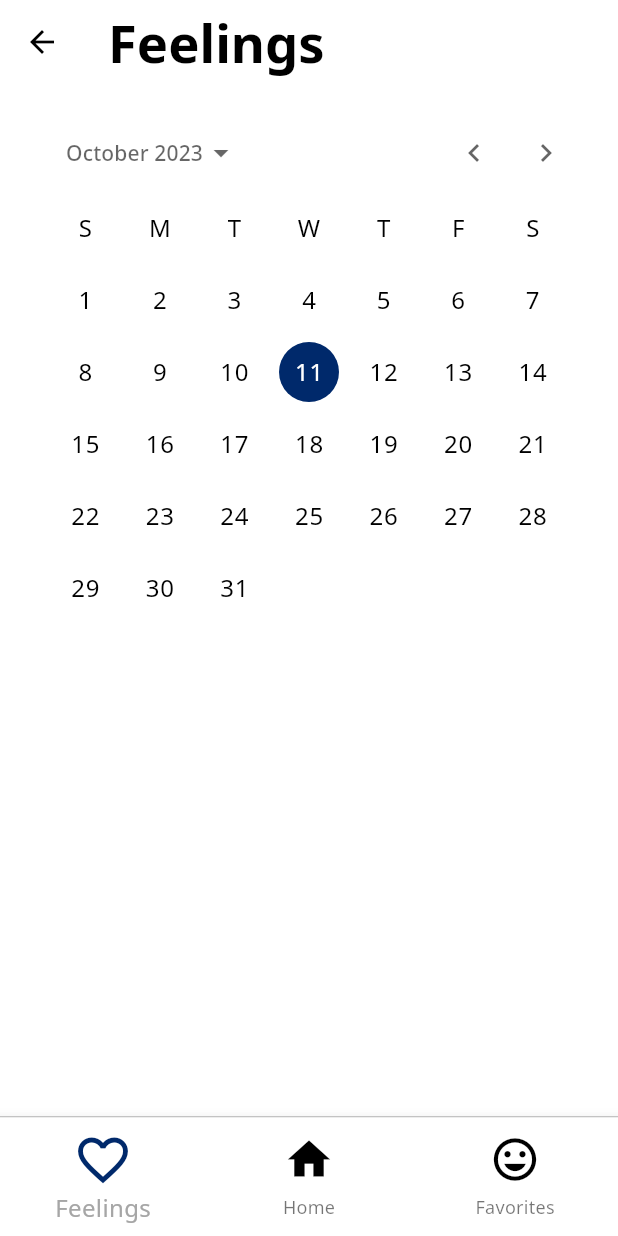
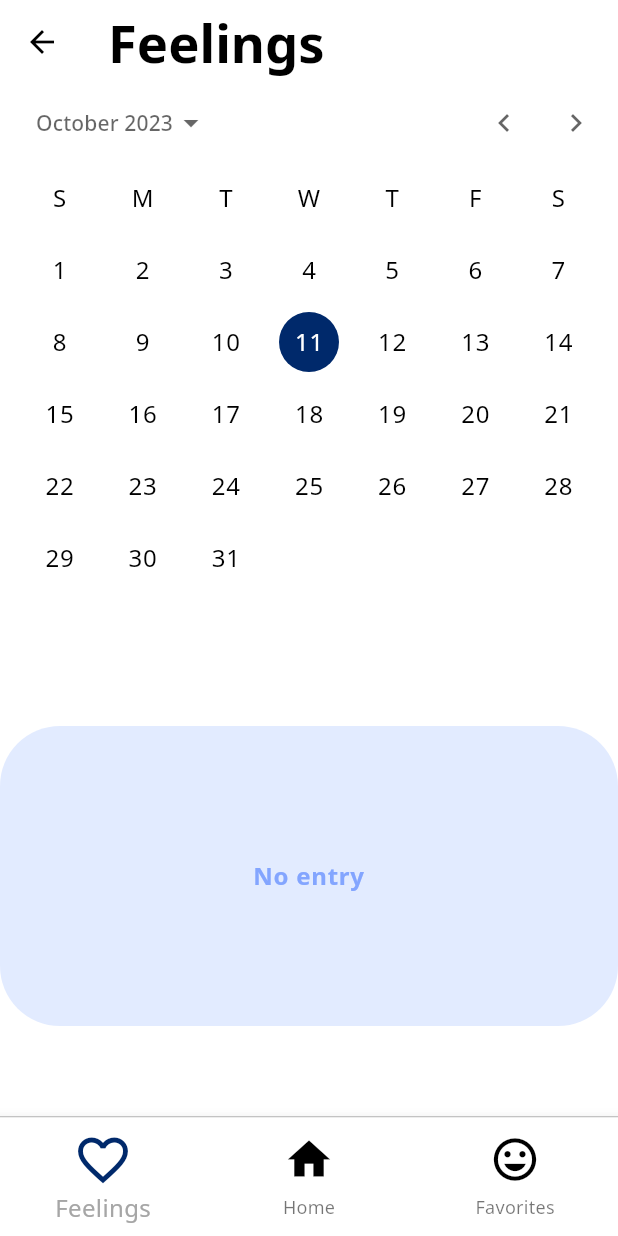
Before and after one commit to jjlamach/amori, a Flutter app: the FeelingsPage screen opened by its route, on a phone screen of 412 x 824 dp. Run offline on Flutter 3.47's test engine with Material 2 defaults, Android fonts, the phone set to English and light mode, and no system bars; our stand-ins replace auto_route, bloc, cloud_firestore, firebase_auth, firebase_core, flex_color_scheme and 6 more; accounts and stored records are empty.

Commit message:
Feelings view

```diff
--- a/lib/app/screens/feelings/feelings_page.dart
+++ b/lib/app/screens/feelings/feelings_page.dart
@@ -1,5 +1,10 @@
+import 'package:amori/app/screens/feelings/state/feelings_cubit.dart';
+import 'package:amori/app/screens/feelings/widgets/calendar_feeling_view.dart';
+import 'package:amori/app/screens/signin/state/auth_bloc.dart';
+import 'package:amori/domain/models/feeling/feeling.dart';
 import 'package:auto_route/auto_route.dart';
 import 'package:flutter/material.dart';
+import 'package:flutter_bloc/flutter_bloc.dart';
 
 @RoutePage()
 class FeelingsPage extends StatelessWidget {
@@ -7,10 +12,22 @@ class FeelingsPage extends StatelessWidget {
 
   @override
   Widget build(BuildContext context) {
+    final cubit = context.read<FeelingsCubit>();
+    final uid = context.read<AuthBloc>().currentUser?.uid ?? '';
+
+    /// This will fetch the feeling data for the initial date once the widget is built.
+    WidgetsBinding.instance.addPostFrameCallback((_) {
+      final DateTime initialDate = DateTime.now();
+      final String formattedDate =
+          '${initialDate.year}-${initialDate.month.toString().padLeft(2, '0')}-${initialDate.day.toString().padLeft(2, '0')}';
+      cubit.watchFeeling(uid, formattedDate);
+    });
     return Scaffold(
-      appBar: AppBar(
+      body: CustomScrollView(
+        slivers: [
+          const SliverAppBar(
             centerTitle: false,
-        title: const Text(
+            title: Text(
               'Feelings',
               style: TextStyle(
                 fontSize: 35,
@@ -19,14 +36,60 @@ class FeelingsPage extends StatelessWidget {
               ),
             ),
           ),
-      body: Padding(
-        padding: const EdgeInsets.all(20.0),
-        child: CalendarDatePicker(
+          SliverToBoxAdapter(
+            child: BlocBuilder<FeelingsCubit, Feeling>(
+              builder: (context, state) {
+                DateTime now = DateTime.now();
+                DateTime firstDate = DateTime(now.year, 1, 1);
+                DateTime lastDate = DateTime(now.year, 12, 31);
+                return Column(
+                  children: [
+                    CalendarDatePicker(
                       initialDate: DateTime.now(),
-          firstDate: DateTime.utc(2023, 1, 1),
-          lastDate: DateTime.utc(2023, 12, 31),
-          onDateChanged: (value) {},
+                      firstDate: firstDate,
+                      lastDate: lastDate,
+                      onDateChanged: (value) => {
+                        cubit.watchFeeling(
+                          uid,
+                          '${value.year}-${value.month.toString().padLeft(2, '0')}-${value.day.toString().padLeft(2, '0')}',
                         ),
+                      },
+                    ),
+                    const SizedBox(
+                      height: 40.0,
+                    ),
+                    state.feeling.isEmpty
+                        ? Container(
+                            height: 200,
+                            width: double.infinity,
+                            decoration: BoxDecoration(
+                              color: const Color.fromRGBO(226, 235, 255, 1),
+                              borderRadius: BorderRadius.circular(40.0),
+                            ),
+                            child: Center(
+                              child: Text('No entry',
+                                  textAlign: TextAlign.center,
+                                  style: Theme.of(context)
+                                      .textTheme
+                                      .bodyLarge
+                                      ?.copyWith(
+                                        fontWeight: FontWeight.w700,
+                                        color: const Color.fromRGBO(
+                                          131,
+                                          165,
+                                          255,
+                                          1,
+                                        ),
+                                      )),
+                            ),
+                          )
+                        : CalendarFeelingView(feeling: state),
+                  ],
+                );
+              },
+            ),
+          ),
+        ],
       ),
     );
   }
--- a/lib/main.dart
+++ b/lib/main.dart
@@ -1,6 +1,7 @@
 import 'package:amori/app/auto_route.dart';
 import 'package:amori/app/screens/editemotion/state/emotion_cubit.dart';
 import 'package:amori/app/screens/emotionselection/state/tags_cubit.dart';
+import 'package:amori/app/screens/feelings/state/feelings_cubit.dart';
 import 'package:amori/app/screens/signin/state/auth_bloc.dart';
 import 'package:amori/app/screens/signin/state/register_form_cubit.dart';
 import 'package:amori/app/screens/signin/state/sign_in_form_cubit.dart';
@@ -77,6 +78,7 @@ void setUpCubits() {
   );
   getIt.registerFactory(() => TagCubit());
   getIt.registerFactory(() => EmotionCubit());
+  getIt.registerFactory(() => FeelingsCubit());
 }
 
 class AmoriApp extends StatelessWidget {
@@ -96,6 +98,9 @@ class AmoriApp extends StatelessWidget {
         BlocProvider<AuthBloc>(create: (_) => getIt<AuthBloc>()),
         BlocProvider<TagCubit>(create: (_) => getIt<TagCubit>()),
         BlocProvider<EmotionCubit>(create: (_) => getIt<EmotionCubit>()),
+        BlocProvider<FeelingsCubit>(
+          create: (context) => getIt<FeelingsCubit>(),
+        ),
       ],
       child: MaterialApp.router(
         routerConfig: _router.config(),
--- a/pubspec.yaml
+++ b/pubspec.yaml
@@ -81,6 +81,7 @@ flutter:
     - lib/assets/icon _microphone_.svg
     - lib/assets/normal.svg
     - lib/assets/husky.svg
+    - lib/assets/trash_icon.png
 
 
   # An image asset can refer to one or more resolution-specific "variants", see
```
Also changed, not shown: lib/app/screens/editemotion/state/emotion_cubit.dart (+20 -0 lines), lib/app/screens/emotionselection/emotion_form_page.dart (+6 -4 lines), lib/app/screens/feelings/state/feelings_cubit.dart (added, +37 -0 lines), lib/app/screens/feelings/widgets/calendar_feeling_view.dart (added, +141 -0 lines), lib/assets/trash_icon.png (added). Lines whose indentation alone changed are shown as unchanged.
